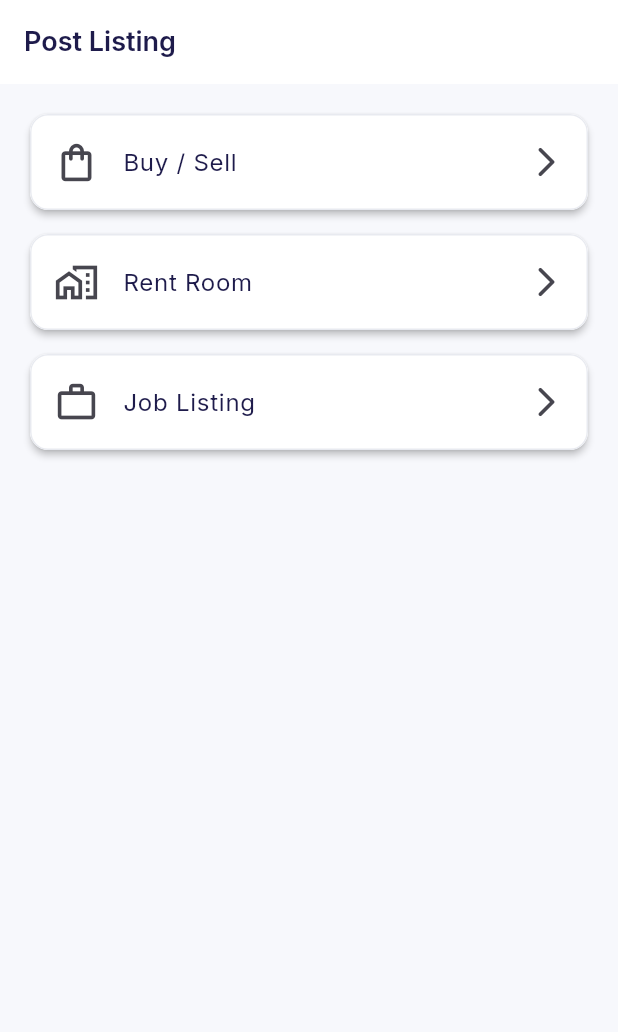
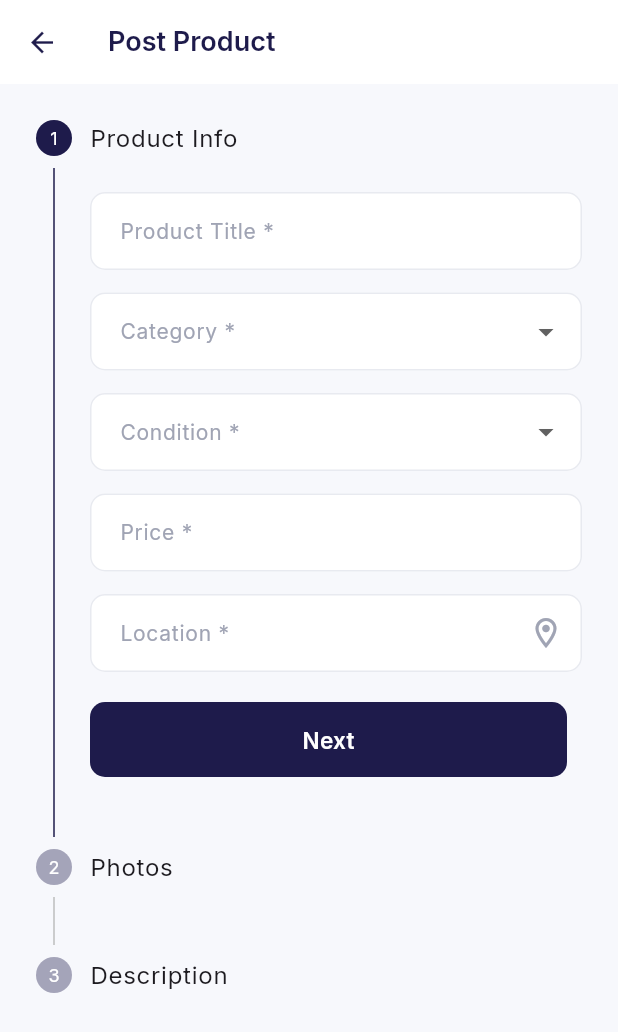
Before and after one commit to nippun5/sajha_app, a Flutter app: the PostListingScreen screen opened by its route, after a tap on "Buy / Sell", on a phone screen of 412 x 824 dp. Shown: the top 1032 px of the screen. Run offline on Flutter 3.47's test engine with Material 3 defaults, Android fonts, the phone set to English and light mode, and no system bars; our stand-ins replace flutter_native_splash, go_router, google_fonts, image_picker, timeago.

Commit message:
UI completed post_bbuysell_screen || camera permissions added

```diff
--- /dev/null
+++ b/lib/features/post_listing/post_buysell_screen.dart
@@ -0,0 +1,400 @@
+import 'dart:io';
+
+import 'package:flutter/material.dart';
+import 'package:image_picker/image_picker.dart';
+
+class PostBuySellScreen extends StatefulWidget {
+  const PostBuySellScreen({super.key});
+
+  @override
+  State<PostBuySellScreen> createState() => _PostBuySellScreenState();
+}
+
+class _PostBuySellScreenState extends State<PostBuySellScreen> {
+  int currentStep = 0;
+
+  final _step0FormKey = GlobalKey<FormState>();
+  final _step2FormKey = GlobalKey<FormState>();
+
+  final _titleController = TextEditingController();
+  final _priceController = TextEditingController();
+  final _locationController = TextEditingController();
+  final _descriptionController = TextEditingController();
+
+  String? selectedCategory;
+  String? selectedCondition;
+
+  final ImagePicker _picker = ImagePicker();
+  final List<File> _images = [];
+
+  final List<String> categories = [
+    'Electronics',
+    'Furniture',
+    'Vehicles',
+    'Books',
+    'Clothing',
+    'Sports',
+    'Others',
+  ];
+
+  final List<String> conditions = [
+    'New',
+    'Like New',
+    'Good',
+    'Fair',
+    'Used',
+  ];
+
+  @override
+  void dispose() {
+    _titleController.dispose();
+    _priceController.dispose();
+    _locationController.dispose();
+    _descriptionController.dispose();
+    super.dispose();
+  }
+
+  // ── Validation ───────────────────────────────────────────────────────────────
+
+  String? _validateCurrentStep() {
+    switch (currentStep) {
+      case 0:
+        if (!(_step0FormKey.currentState?.validate() ?? false)) {
+          return 'Please fill in all required fields.';
+        }
+        if (selectedCategory == null) return 'Please select a category.';
+        if (selectedCondition == null) return 'Please select a condition.';
+        return null;
+      case 1:
+        if (_images.isEmpty) return 'Please add at least one photo.';
+        return null;
+      case 2:
+        if (!(_step2FormKey.currentState?.validate() ?? false)) {
+          return 'Please enter a description.';
+        }
+        return null;
+      default:
+        return null;
+    }
+  }
+
+  void _onStepContinue() {
+    final error = _validateCurrentStep();
+    if (error != null) {
+      ScaffoldMessenger.of(context).showSnackBar(
+        SnackBar(
+          content: Text(error),
+          backgroundColor: Colors.red.shade700,
+          behavior: SnackBarBehavior.floating,
+        ),
+      );
+      return;
+    }
+    if (currentStep < 2) {
+      setState(() => currentStep++);
+    } else {
+      _submitListing();
+    }
+  }
+
+  // ── Image picking ────────────────────────────────────────────────────────────
+
+  Future<void> pickFromGallery() async {
+    try {
+      final List<XFile> files = await _picker.pickMultiImage();
+      if (files.isNotEmpty) {
+        setState(() => _images.addAll(files.map((e) => File(e.path))));
+      }
+    } catch (e) {
+      if (mounted) {
+        ScaffoldMessenger.of(context).showSnackBar(
+          SnackBar(
+            content: Text('Could not open gallery: $e'),
+            backgroundColor: Colors.red.shade700,
+            behavior: SnackBarBehavior.floating,
+          ),
+        );
+      }
+    }
+  }
+
+  Future<void> takePhoto() async {
+    try {
+      final XFile? file = await _picker.pickImage(source: ImageSource.camera);
+      if (file != null) {
+        setState(() => _images.add(File(file.path)));
+      }
+    } catch (e) {
+      if (mounted) {
+        ScaffoldMessenger.of(context).showSnackBar(
+          SnackBar(
+            content: Text('Could not open camera: $e'),
+            backgroundColor: Colors.red.shade700,
+            behavior: SnackBarBehavior.floating,
+          ),
+        );
+      }
+    }
+  }
+
+  // ── Submit ───────────────────────────────────────────────────────────────────
+
+  void _submitListing() {
+    ScaffoldMessenger.of(context).showSnackBar(
+      const SnackBar(
+        content: Text('Listing submitted successfully'),
+        behavior: SnackBarBehavior.floating,
+      ),
+    );
+    Navigator.pop(context);
+  }
+
+  // ── Build ────────────────────────────────────────────────────────────────────
+
+  @override
+  Widget build(BuildContext context) {
+    return Scaffold(
+      appBar: AppBar(
+        title: const Text('Post Product'),
+      ),
+      body: Stepper(
+        currentStep: currentStep,
+        onStepContinue: _onStepContinue,
+        onStepCancel: () {
+          if (currentStep > 0) setState(() => currentStep--);
+        },
+        controlsBuilder: (context, details) {
+          return Padding(
+            padding: const EdgeInsets.only(top: 20),
+            child: Row(
+              children: [
+                Expanded(
+                  child: ElevatedButton(
+                    onPressed: details.onStepContinue,
+                    child: Text(currentStep == 2 ? 'Submit' : 'Next'),
+                  ),
+                ),
+                const SizedBox(width: 10),
+                if (currentStep > 0)
+                  Expanded(
+                    child: OutlinedButton(
+                      onPressed: details.onStepCancel,
+                      child: const Text('Back'),
+                    ),
+                  ),
+              ],
+            ),
+          );
+        },
+        steps: [
+          _buildStep0(),
+          _buildStep1(),
+          _buildStep2(),
+        ],
+      ),
+    );
+  }
+
+  // ── Step 0: Product Info ─────────────────────────────────────────────────────
+
+  Step _buildStep0() {
+    return Step(
+      title: const Text('Product Info'),
+      isActive: currentStep >= 0,
+      content: Form(
+        key: _step0FormKey,
+        child: Column(
+          children: [
+            TextFormField(
+              controller: _titleController,
+              decoration: const InputDecoration(
+                labelText: 'Product Title *',
+                border: OutlineInputBorder(),
+              ),
+              validator: (v) =>
+                  (v == null || v.trim().isEmpty) ? 'Title is required' : null,
+            ),
+            const SizedBox(height: 15),
+            DropdownButtonFormField<String>(
+              value: selectedCategory,
+              decoration: const InputDecoration(
+                labelText: 'Category *',
+                border: OutlineInputBorder(),
+              ),
+              items: categories
+                  .map((e) => DropdownMenuItem(value: e, child: Text(e)))
+                  .toList(),
+              onChanged: (v) => setState(() => selectedCategory = v),
+              validator: (v) => v == null ? 'Please select a category' : null,
+            ),
+            const SizedBox(height: 15),
+            DropdownButtonFormField<String>(
+              value: selectedCondition,
+              decoration: const InputDecoration(
+                labelText: 'Condition *',
+                border: OutlineInputBorder(),
+              ),
+              items: conditions
+                  .map((e) => DropdownMenuItem(value: e, child: Text(e)))
+                  .toList(),
+              onChanged: (v) => setState(() => selectedCondition = v),
+              validator: (v) => v == null ? 'Please select a condition' : null,
+            ),
+            const SizedBox(height: 15),
+            TextFormField(
+              controller: _priceController,
+              keyboardType: TextInputType.number,
+              decoration: const InputDecoration(
+                labelText: 'Price *',
+                prefixText: '\$',
+                border: OutlineInputBorder(),
+              ),
+              validator: (v) {
+                if (v == null || v.trim().isEmpty) return 'Price is required';
+                if (double.tryParse(v.trim()) == null) {
+                  return 'Enter a valid number';
+                }
+                return null;
+              },
+            ),
+            const SizedBox(height: 15),
+            TextFormField(
+              controller: _locationController,
+              decoration: const InputDecoration(
+                labelText: 'Location *',
+                border: OutlineInputBorder(),
+                suffixIcon: Icon(Icons.location_on_outlined),
+              ),
+              validator: (v) => (v == null || v.trim().isEmpty)
+                  ? 'Location is required'
+                  : null,
+            ),
+          ],
+        ),
+      ),
+    );
+  }
+
+  // ── Step 1: Photos ───────────────────────────────────────────────────────────
+
+  Step _buildStep1() {
+    return Step(
+      title: const Text('Photos'),
+      isActive: currentStep >= 1,
+      content: Column(
+        crossAxisAlignment: CrossAxisAlignment.start,
+        children: [
+          Row(
+            children: [
+              Expanded(
+                child: ElevatedButton.icon(
+                  onPressed: takePhoto,
+                  icon: const Icon(Icons.camera_alt),
+                  label: const Text('Camera'),
+                ),
+              ),
+              const SizedBox(width: 10),
+              Expanded(
+                child: ElevatedButton.icon(
+                  onPressed: pickFromGallery,
+                  icon: const Icon(Icons.photo_library),
+                  label: const Text('Gallery'),
+                ),
+              ),
+            ],
+          ),
+          if (_images.isEmpty) ...[
+            const SizedBox(height: 12),
+            Text(
+              'At least one photo is required *',
+              style: TextStyle(color: Colors.grey.shade600, fontSize: 13),
+            ),
+          ],
+          const SizedBox(height: 20),
+          GridView.builder(
+            shrinkWrap: true,
+            physics: const NeverScrollableScrollPhysics(),
+            itemCount: _images.length,
+            gridDelegate: const SliverGridDelegateWithFixedCrossAxisCount(
+              crossAxisCount: 3,
+              crossAxisSpacing: 8,
+              mainAxisSpacing: 8,
+            ),
+            itemBuilder: (_, index) {
+              return Stack(
+                children: [
+                  ClipRRect(
+                    borderRadius: BorderRadius.circular(12),
+                    child: Image.file(
+                      _images[index],
+                      fit: BoxFit.cover,
+                      width: double.infinity,
+                      height: double.infinity,
+                    ),
+                  ),
+                  Positioned(
+                    right: 0,
+                    child: GestureDetector(
+                      onTap: () => setState(() => _images.removeAt(index)),
+                      child: Container(
+                        padding: const EdgeInsets.all(4),
+                        decoration: const BoxDecoration(
+                          color: Colors.red,
+                          shape: BoxShape.circle,
+                        ),
+                        child: const Icon(
+                          Icons.close,
+                          size: 16,
+                          color: Colors.white,
+                        ),
+                      ),
+                    ),
+                  ),
+                ],
+              );
+            },
+          ),
+        ],
+      ),
+    );
+  }
+
+  // ── Step 2: Description ──────────────────────────────────────────────────────
+
+  Step _buildStep2() {
+    return Step(
+      title: const Text('Description'),
+      isActive: currentStep >= 2,
+      content: Form(
+        key: _step2FormKey,
+        child: Column(
+          children: [
+            TextFormField(
+              controller: _descriptionController,
+              maxLines: 6,
+              decoration: const InputDecoration(
+                labelText: 'Description *',
+                border: OutlineInputBorder(),
+              ),
+              validator: (v) => (v == null || v.trim().isEmpty)
+                  ? 'Description is required'
+                  : null,
+            ),
+            const SizedBox(height: 20),
+            Card(
+              child: ListTile(
+                leading: const Icon(Icons.storefront_outlined),
+                title: Text(
+                  _titleController.text.isEmpty
+                      ? 'Product Title'
+                      : _titleController.text,
+                ),
+                subtitle: Text('\$${_priceController.text}'),
+              ),
+            ),
+          ],
+        ),
+      ),
+    );
+  }
+}
--- a/lib/features/post_listing/post_listing_screen.dart
+++ b/lib/features/post_listing/post_listing_screen.dart
@@ -1,4 +1,7 @@
 import 'package:flutter/material.dart';
+import 'post_buysell_screen.dart';
+// import 'post_room_screen.dart';
+// import 'post_job_screen.dart';
 
 class PostListingScreen extends StatelessWidget {
   const PostListingScreen({super.key});
@@ -17,6 +20,14 @@ class PostListingScreen extends StatelessWidget {
               context,
               title: 'Buy / Sell',
               icon: Icons.shopping_bag_outlined,
+              onTap: () {
+                Navigator.push(
+                  context,
+                  MaterialPageRoute(
+                    builder: (context) => const PostBuySellScreen(),
+                  ),
+                );
+              },
             ),
 
             const SizedBox(height: 16),
@@ -25,6 +36,14 @@ class PostListingScreen extends StatelessWidget {
               context,
               title: 'Rent Room',
               icon: Icons.home_work_outlined,
+              onTap: () {
+                // Navigator.push(
+                //   context,
+                //   MaterialPageRoute(
+                //     builder: (context) => const PostRoomScreen(),
+                //   ),
+                // );
+              },
             ),
 
             const SizedBox(height: 16),
@@ -33,6 +52,14 @@ class PostListingScreen extends StatelessWidget {
               context,
               title: 'Job Listing',
               icon: Icons.work_outline,
+              onTap: () {
+                // Navigator.push(
+                //   context,
+                //   MaterialPageRoute(
+                //     builder: (context) => const PostJobScreen(),
+                //   ),
+                // );
+              },
             ),
           ],
         ),
@@ -44,6 +71,7 @@ class PostListingScreen extends StatelessWidget {
     BuildContext context, {
     required String title,
     required IconData icon,
+    required VoidCallback onTap,
   }) {
     return Card(
       elevation: 2,
@@ -51,7 +79,7 @@ class PostListingScreen extends StatelessWidget {
         leading: Icon(icon, size: 30),
         title: Text(title),
         trailing: const Icon(Icons.arrow_forward_ios_rounded),
-        onTap: () {},
+        onTap: onTap,
       ),
     );
   }
--- a/lib/models/listing_model.dart
+++ b/lib/models/listing_model.dart
@@ -6,6 +6,8 @@ class ListingModel {
   final String description;
   final String location;
   final String category;
+  final String condition;
+  final List<String> images;
 
   ListingModel({
     required this.id,
@@ -15,5 +17,7 @@ class ListingModel {
     required this.description,
     required this.location,
     required this.category,
+    required this.condition,
+    required this.images,
   });
 }
--- a/pubspec.yaml
+++ b/pubspec.yaml
@@ -24,6 +24,7 @@ dependencies:
   timeago: ^3.6.1
   flutter_native_splash: ^2.4.0
   url_launcher: ^6.3.1
+  image_picker: ^1.1.2
 
 dev_dependencies:
   flutter_test:
@@ -36,8 +37,8 @@ flutter:
     - assets/images/
 
 flutter_native_splash:
-  color: "#FFFFFF"                      # Matches your Scaffold's white background
-  image: assets/images/logo.png         # Replace with your actual path to AppConstants.logoPath
+  color: "#FFFFFF"
+  image: assets/images/logo.png
   fullscreen: true
 
   android_12:
```
Also changed, not shown: pubspec.lock, 8 other files.
